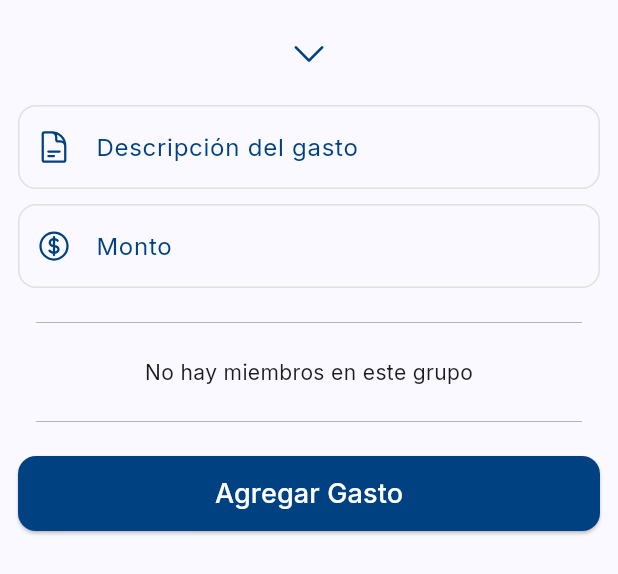
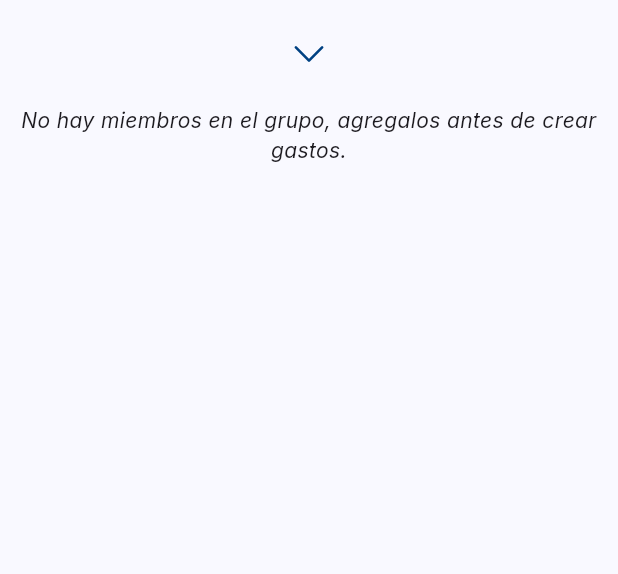
Before and after one commit to JoaquinRouge/DiviPay-Flutter, a Flutter app: the AddSpentModal widget shown alone on an empty page, opened directly with empty values, on a phone screen of 412 x 824 dp. Shown: the top 574 px of the screen. Run offline on Flutter 3.47's test engine with Material 3 defaults, Android fonts, the light colour scheme and no system bars; our stand-ins replace flutter_riverpod, go_router, google_fonts, heroicons.

Commit message:
actualizacion del modal de agregar gasto y texto en home si no hay grupos

```diff
--- a/lib/widgets/add_spent_modal.dart
+++ b/lib/widgets/add_spent_modal.dart
@@ -7,7 +7,8 @@ import 'package:flutter_riverpod/flutter_riverpod.dart';
 import 'package:heroicons/heroicons.dart';
 
 class AddSpentModal extends ConsumerStatefulWidget {
-  const AddSpentModal({Key? key, required this.members, required this.groupId}) : super(key: key);
+  const AddSpentModal({Key? key, required this.members, required this.groupId})
+    : super(key: key);
 
   final List<User> members;
   final int groupId;
@@ -70,11 +71,16 @@ class _AddSpentModalState extends ConsumerState<AddSpentModal> {
               ),
             ),
             const SizedBox(height: 10),
+            Column(
+              children: widget.members.isNotEmpty
+                  ? [
                       TextFormField(
                         controller: nameController,
                         decoration: InputDecoration(
                           labelText: "Descripción del gasto",
-                labelStyle: TextStyle(color: Theme.of(context).primaryColor),
+                          labelStyle: TextStyle(
+                            color: Theme.of(context).primaryColor,
+                          ),
                           prefixIcon: HeroIcon(
                             HeroIcons.documentText,
                             color: Theme.of(context).primaryColor,
@@ -95,10 +101,14 @@ class _AddSpentModalState extends ConsumerState<AddSpentModal> {
                       const SizedBox(height: 10),
                       TextFormField(
                         controller: amountController,
-              keyboardType: const TextInputType.numberWithOptions(decimal: true),
+                        keyboardType: const TextInputType.numberWithOptions(
+                          decimal: true,
+                        ),
                         decoration: InputDecoration(
                           labelText: "Monto",
-                labelStyle: TextStyle(color: Theme.of(context).primaryColor),
+                          labelStyle: TextStyle(
+                            color: Theme.of(context).primaryColor,
+                          ),
                           prefixIcon: HeroIcon(
                             HeroIcons.currencyDollar,
                             color: Theme.of(context).primaryColor,
@@ -124,9 +134,6 @@ class _AddSpentModalState extends ConsumerState<AddSpentModal> {
                         endIndent: 12,
                       ),
                       const SizedBox(height: 15),
-            Column(
-              children: widget.members.isNotEmpty
-                  ? [
                       Row(
                         mainAxisAlignment: MainAxisAlignment.spaceBetween,
                         children: [
@@ -163,15 +170,15 @@ class _AddSpentModalState extends ConsumerState<AddSpentModal> {
                             onTap: () {
                               setState(() {
                                 selected[index] = !selected[index];
-                                isSelectAllActive = selected.every((e) => e == true);
+                                isSelectAllActive = selected.every(
+                                  (e) => e == true,
+                                );
                               });
                             },
                           );
                         },
                       ),
-                    ]
-                  : [const Text("No hay miembros en este grupo")],
-            ),
+
                       const SizedBox(height: 15),
                       Divider(
                         color: Colors.grey,
@@ -196,11 +203,12 @@ class _AddSpentModalState extends ConsumerState<AddSpentModal> {
                             final amountText = amountController.text.trim();
                             final amount = double.tryParse(amountText) ?? 0.0;
 
-                  // VALIDACIONES: no cerramos el modal si hay error; mostramos snackbar y retornamos
                             if (description.isEmpty || amountText.isEmpty) {
                               ScaffoldMessenger.of(context).showSnackBar(
                                 const SnackBar(
-                        content: Text("Los campos deben estar completos"),
+                                  content: Text(
+                                    "Los campos deben estar completos",
+                                  ),
                                   duration: Duration(seconds: 2),
                                   backgroundColor: Colors.red,
                                   behavior: SnackBarBehavior.floating,
@@ -212,7 +220,9 @@ class _AddSpentModalState extends ConsumerState<AddSpentModal> {
                             if (amount <= 0) {
                               ScaffoldMessenger.of(context).showSnackBar(
                                 const SnackBar(
-                        content: Text("El monto debe ser mayor que 0"),
+                                  content: Text(
+                                    "El monto debe ser mayor que 0",
+                                  ),
                                   duration: Duration(seconds: 2),
                                   backgroundColor: Colors.red,
                                   behavior: SnackBarBehavior.floating,
@@ -230,7 +240,9 @@ class _AddSpentModalState extends ConsumerState<AddSpentModal> {
                             if (selectedMemberIds.isEmpty) {
                               ScaffoldMessenger.of(context).showSnackBar(
                                 const SnackBar(
-                        content: Text("No se puede crear un gasto sin miembros involucrados."),
+                                  content: Text(
+                                    "No se puede crear un gasto sin miembros involucrados.",
+                                  ),
                                   duration: Duration(seconds: 2),
                                   backgroundColor: Colors.red,
                                   behavior: SnackBarBehavior.floating,
@@ -266,6 +278,18 @@ class _AddSpentModalState extends ConsumerState<AddSpentModal> {
                           ),
                         ),
                       ),
+                    ]
+                  : [
+                      Text(
+                        "No hay miembros en el grupo, agregalos antes de crear gastos.",
+                        textAlign: TextAlign.center,
+                        style: TextStyle(
+                          fontStyle: FontStyle.italic
+                        ),
+                      ),
+                      SizedBox(height: 20),
+                    ],
+            ),
           ],
         ),
       ),
```
Also changed, not shown: lib/presentation/screens/home.dart (+12 -1 lines). Lines whose indentation alone changed are shown as unchanged.
